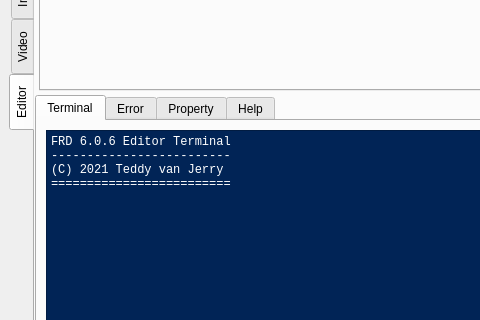
Above: src/mainwindow.ui from Teddy-van-Jerry/Fractal_Designer before the change; both pictures show x 0 to 480 and y 234 to 554 of the 1000 by 700 pixel window. Below: the same form after it.
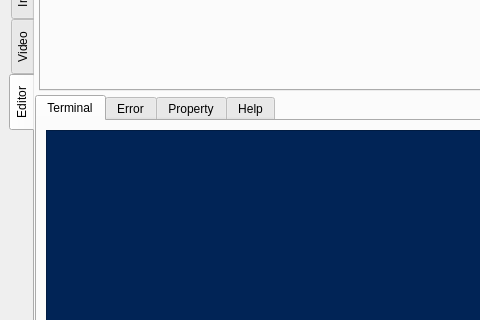
That is the form after the change. Icons and pictures are not drawn.

Diff of the .ui file:
```diff
--- a/src/mainwindow.ui
+++ b/src/mainwindow.ui
@@ -1839,7 +1839,7 @@
                </attribute>
                <layout class="QGridLayout" name="gridLayout_3">
                 <item row="0" column="0">
-                 <widget class="QPlainTextEdit" name="plainTextEdit_terminal">
+                 <widget class="QTextEdit" name="textEdit_terminal">
                   <property name="font">
                    <font>
                     <family>Consolas</family>
@@ -1849,12 +1849,13 @@
                    <string notr="true">background-color:#012456;
 color:#ffffff</string>
                   </property>
-                  <property name="plainText">
-                   <string>FRD 6.0.6 Editor Terminal
--------------------------
-(C) 2021 Teddy van Jerry
-=========================
-</string>
+                  <property name="html">
+                   <string>&lt;!DOCTYPE HTML PUBLIC &quot;-//W3C//DTD HTML 4.0//EN&quot; &quot;http://www.w3.org/TR/REC-html40/strict.dtd&quot;&gt;
+&lt;html&gt;&lt;head&gt;&lt;meta name=&quot;qrichtext&quot; content=&quot;1&quot; /&gt;&lt;style type=&quot;text/css&quot;&gt;
+p, li { white-space: pre-wrap; }
+&lt;/style&gt;&lt;/head&gt;&lt;body style=&quot; font-family:'Consolas'; font-size:9.07563pt; font-weight:400; font-style:normal;&quot;&gt;
+&lt;p style=&quot;-qt-paragraph-type:empty; margin-top:0px; margin-bottom:0px; margin-left:0px; margin-right:0px; -qt-block-indent:0; text-indent:0px; font-size:9.07563pt;&quot;&gt;&lt;br /&gt;&lt;/p&gt;
+&lt;p style=&quot;-qt-paragraph-type:empty; margin-top:12px; margin-bottom:12px; margin-left:0px; margin-right:0px; -qt-block-indent:0; text-indent:0px; font-size:9.07563pt;&quot;&gt;&lt;br /&gt;&lt;/p&gt;&lt;/body&gt;&lt;/html&gt;</string>
                   </property>
                  </widget>
                 </item>
```
Left out of the diff: 2 changed lines with no effect on the pictures.
